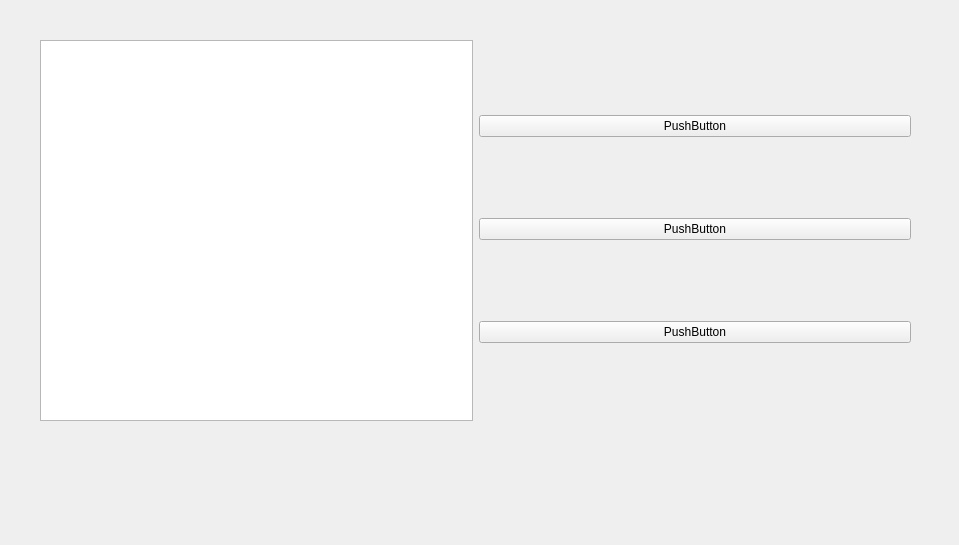
Qt form spacer/mainwidget.ui (edirab/Studying-Qt) before a commit.
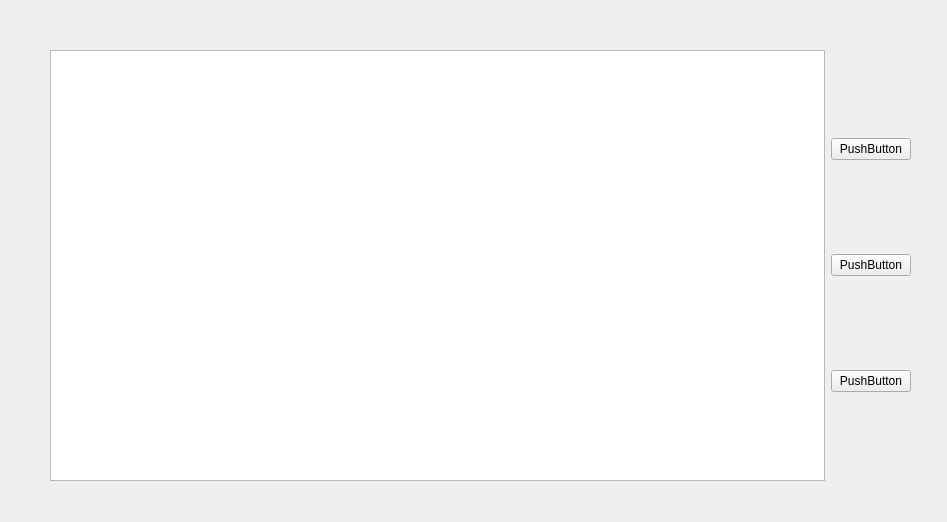
The same form after that commit.

Commit message: Настроено нормальное изменение положения окна с помошью самописного обработчика. Добавлена метка с подсказкой об использовании клавиатуры. Заданы значения по умолчанию во всех полях при старте приложения. Размеры главного окна ограничены теперь 960 на 540 пикселями. Выявлено нежелательное поведение, связанное с необходимостью возвращать фокус объекту-наследнику QGraphicsScene

Patch:
```diff
--- a/spacer/mainwidget.ui
+++ b/spacer/mainwidget.ui
@@ -6,16 +6,10 @@
    <rect>
     <x>0</x>
     <y>0</y>
-    <width>959</width>
-    <height>545</height>
+    <width>947</width>
+    <height>522</height>
    </rect>
   </property>
-  <property name="sizePolicy">
-   <sizepolicy hsizetype="Ignored" vsizetype="Ignored">
-    <horstretch>0</horstretch>
-    <verstretch>0</verstretch>
-   </sizepolicy>
-  </property>
   <property name="windowTitle">
    <string>MainWidget</string>
   </property>
@@ -27,22 +21,43 @@
     <rect>
      <x>40</x>
      <y>40</y>
-     <width>871</width>
-     <height>381</height>
+     <width>881</width>
+     <height>451</height>
     </rect>
    </property>
-   <layout class="QHBoxLayout" name="horizontalLayout">
+   <layout class="QHBoxLayout" name="horizontalLayout" stretch="10,0">
+    <property name="sizeConstraint">
+     <enum>QLayout::SetMaximumSize</enum>
+    </property>
+    <property name="leftMargin">
+     <number>10</number>
+    </property>
+    <property name="topMargin">
+     <number>10</number>
+    </property>
+    <property name="rightMargin">
+     <number>10</number>
+    </property>
+    <property name="bottomMargin">
+     <number>10</number>
+    </property>
     <item>
      <widget class="QGraphicsView" name="graphicsView">
       <property name="enabled">
        <bool>true</bool>
       </property>
       <property name="sizePolicy">
-       <sizepolicy hsizetype="Ignored" vsizetype="Ignored">
+       <sizepolicy hsizetype="MinimumExpanding" vsizetype="MinimumExpanding">
         <horstretch>0</horstretch>
         <verstretch>0</verstretch>
        </sizepolicy>
       </property>
+      <property name="minimumSize">
+       <size>
+        <width>700</width>
+        <height>0</height>
+       </size>
+      </property>
       <property name="sizeAdjustPolicy">
        <enum>QAbstractScrollArea::AdjustIgnored</enum>
       </property>
@@ -53,6 +68,9 @@
     </item>
     <item>
      <layout class="QGridLayout" name="gridLayout">
+      <property name="sizeConstraint">
+       <enum>QLayout::SetMaximumSize</enum>
+      </property>
       <item row="2" column="0">
        <widget class="QPushButton" name="pushButton_3">
         <property name="text">
```
The commit also changes 4 other files.
